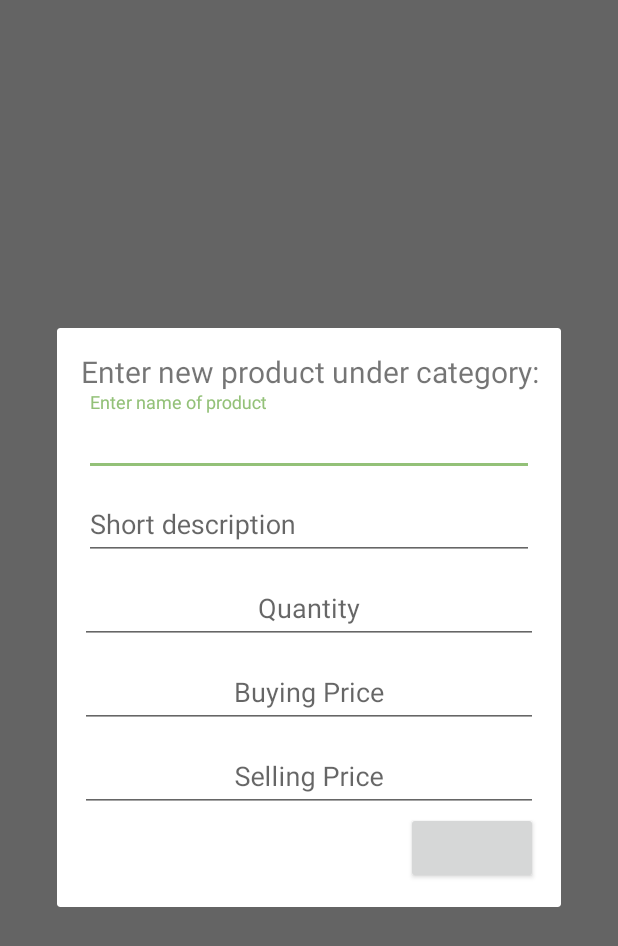
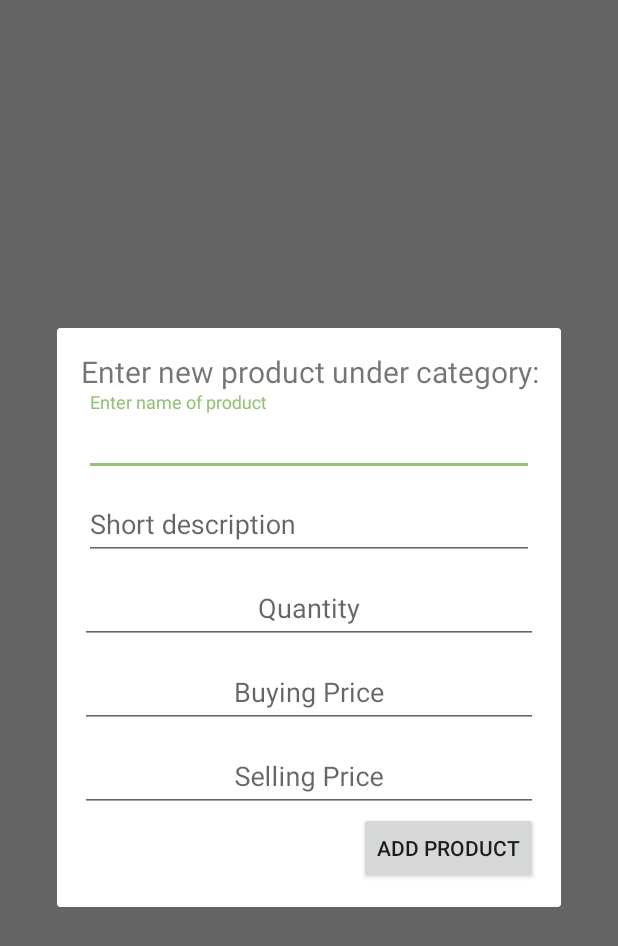
Before and after one commit to ngenovictor/digiduka, an Android app: the fragment AddProductFragment shown on its own in the app's theme, on a phone screen of 412 x 824 dp. Shown: the top 946 px of the screen. Run offline under Robolectric (Android 15) with nearby library versions, the phone set to English and light mode, and no system bars; our stand-ins replace Firebase (no records; nobody signed in at launch, a user with empty details on screens opened directly); libraries missing offline, so code that uses them is left out: org.parceler; 1 statement that could not run was skipped.

Commit message:
add text to the add product button

```diff
--- a/app/src/main/java/com/digiduka/digiduka/ui/AddStockItemFragment.java
+++ b/app/src/main/java/com/digiduka/digiduka/ui/AddStockItemFragment.java
@@ -1,6 +1,7 @@
 package com.digiduka.digiduka.ui;
 
 
+import android.content.Context;
 import android.os.Bundle;
 import android.support.design.widget.FloatingActionButton;
 import android.support.v4.app.DialogFragment;
@@ -67,6 +68,7 @@ public class AddStockItemFragment extends Fragment implements View.OnClickListen
     private static TextView priceTotal;
     private FirebaseUser currentUser;
     private View thisView;
+    private Context mContext;
 
     /**
      * initializes the SQL Database TableController
@@ -117,7 +119,7 @@ public class AddStockItemFragment extends Fragment implements View.OnClickListen
 
         totalsSection.setVisibility(View.GONE);
         currentUser = FirebaseAuth.getInstance().getCurrentUser();
-
+        mContext = view.getContext();
 
 
         thisView = view;
--- a/app/src/main/res/layout/fragment_add_product.xml
+++ b/app/src/main/res/layout/fragment_add_product.xml
@@ -101,6 +101,7 @@
 
     <Button
         android:id="@+id/newProductButton"
+        android:text="@string/add_product_button"
         android:layout_width="match_parent"
         android:layout_height="wrap_content"
         app:layout_constraintTop_toBottomOf="@+id/productSellingPrice"
--- a/app/src/main/res/values/strings.xml
+++ b/app/src/main/res/values/strings.xml
@@ -35,6 +35,7 @@
     <string name="product__quantity_hint">Quantity</string>
     <string name="product_buying_price_hint">Buying Price</string>
     <string name="product_selling_price_hint">Selling Price</string>
+    <string name="add_product_button">Add Product</string>
 
 
     <!--end-->
```
